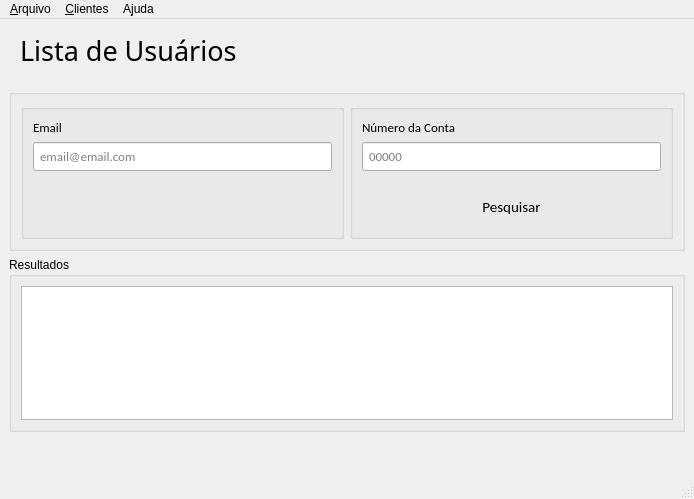
First picture: the form in ui_/Lista_Usuarios.ui, repository eduardo239/py-banki-project, before the edit.
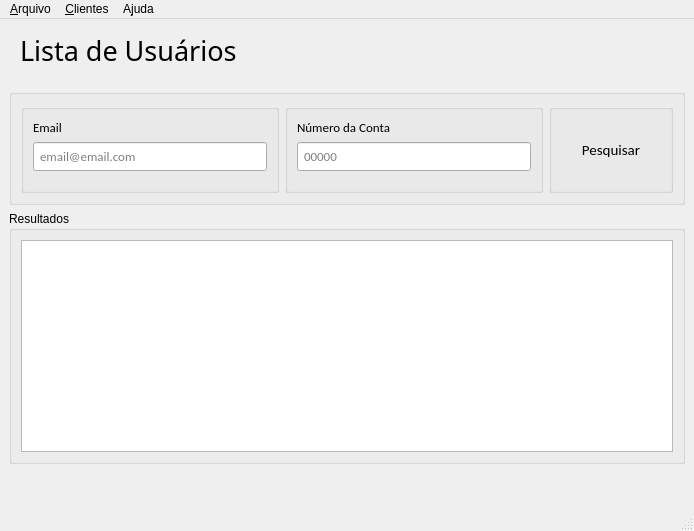
Second picture: the form after the edit. Icons and pictures are not drawn.

What changed in the file:
```diff
--- a/ui_/Lista_Usuarios.ui
+++ b/ui_/Lista_Usuarios.ui
@@ -7,7 +7,7 @@
     <x>0</x>
     <y>0</y>
     <width>694</width>
-    <height>499</height>
+    <height>531</height>
    </rect>
   </property>
   <property name="windowTitle">
@@ -81,19 +81,6 @@
             </property>
            </widget>
           </item>
-          <item>
-           <spacer name="verticalSpacer_2">
-            <property name="orientation">
-             <enum>Qt::Vertical</enum>
-            </property>
-            <property name="sizeHint" stdset="0">
-             <size>
-              <width>20</width>
-              <height>40</height>
-             </size>
-            </property>
-           </spacer>
-          </item>
          </layout>
         </widget>
        </item>
@@ -144,8 +131,23 @@
             </property>
            </widget>
           </item>
+         </layout>
+        </widget>
+       </item>
+       <item>
+        <widget class="QGroupBox" name="groupBox_4">
+         <property name="title">
+          <string/>
+         </property>
+         <layout class="QVBoxLayout" name="verticalLayout_5">
           <item>
            <widget class="QPushButton" name="btn_pesquisar">
+            <property name="minimumSize">
+             <size>
+              <width>100</width>
+              <height>0</height>
+             </size>
+            </property>
             <property name="font">
              <font>
               <family>Calibri</family>
@@ -160,19 +162,6 @@
             </property>
            </widget>
           </item>
-          <item>
-           <spacer name="verticalSpacer">
-            <property name="orientation">
-             <enum>Qt::Vertical</enum>
-            </property>
-            <property name="sizeHint" stdset="0">
-             <size>
-              <width>20</width>
-              <height>40</height>
-             </size>
-            </property>
-           </spacer>
-          </item>
          </layout>
         </widget>
        </item>
```
Left out of the diff: 1 changed line with no effect on the pictures.
